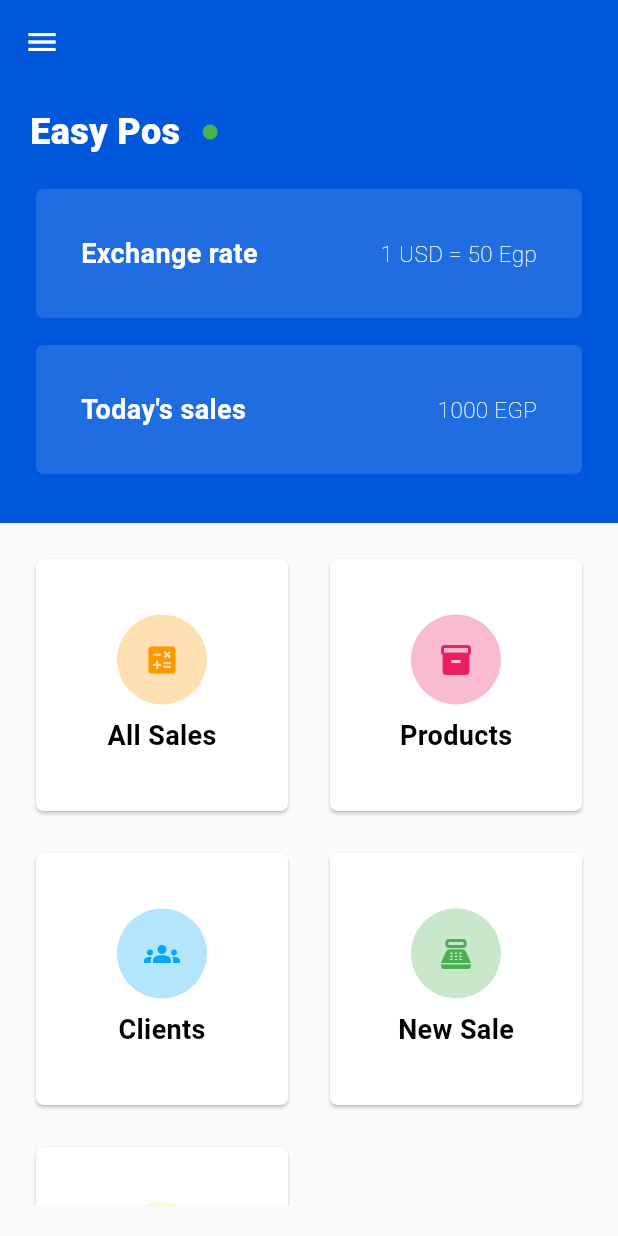
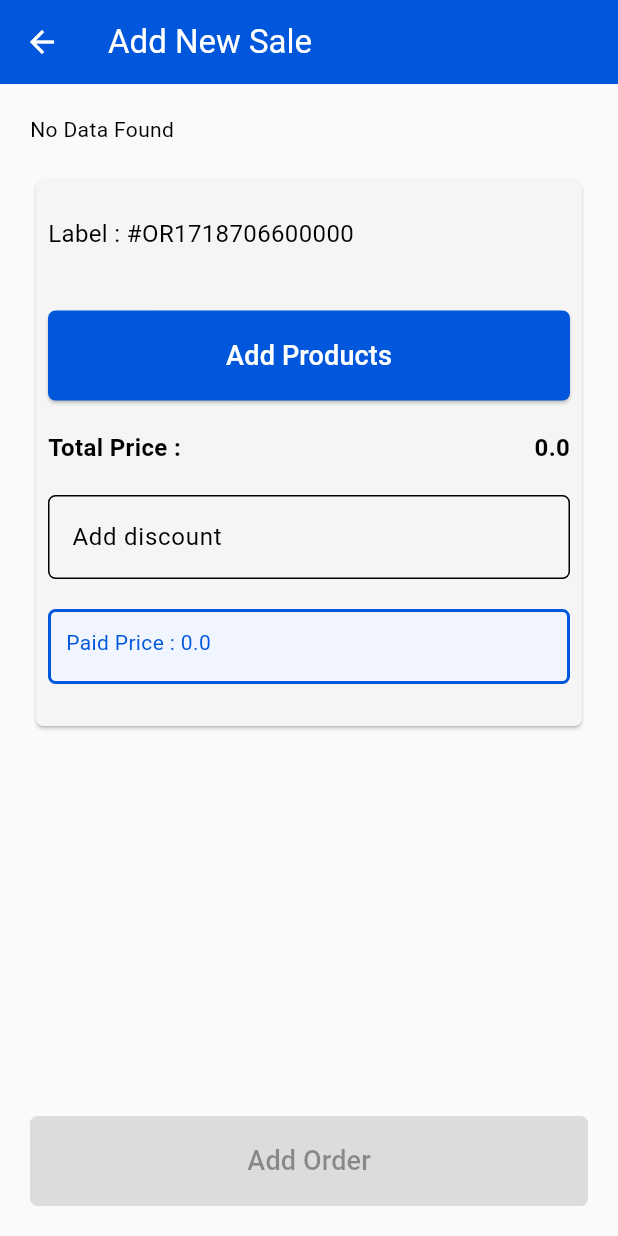
Before and after one commit to ShimaaElnaggar/easy-pos-r5, a Flutter app: the screen it shows after launch, after a tap on "New Sale", on a phone screen of 412 x 824 dp. Run offline on Flutter 3.47's test engine with Material 3 defaults, Android fonts, the light colour scheme and no system bars; our stand-ins replace data_table_2, get_it, sqflite, sqflite_common_ffi_web; accounts and stored records are empty.

Commit message:
sales ops view

```diff
--- a/lib/helpers/sql_helper.dart
+++ b/lib/helpers/sql_helper.dart
@@ -70,6 +70,7 @@ class SqlHelper {
           id INTEGER PRIMARY KEY,
           label TEXT,
           totalPrice REAL,
+          paidPrice REAL,
           discount REAL,
           clientId INTEGER NOT NULL,
           foreign key(clientId) references clients(id)
--- a/lib/models/client_data_model.dart
+++ b/lib/models/client_data_model.dart
@@ -1,14 +1,12 @@
 class ClientData{
   int ? id;
   String ? name;
-  String ?email;
   String ? phone;
   String ? address;
 
   ClientData.fromJson(Map<String ,dynamic> data){
     id = data["id"];
     name = data["name"];
-    email = data["email"];
     phone = data["phone"];
     address = data["address"];
 
@@ -18,7 +16,6 @@ class ClientData{
     return{
       "id" : id,
       "name" : name,
-      "email" : email,
       "phone" : phone,
       "address" :address,
     };
--- a/lib/models/order_model.dart
+++ b/lib/models/order_model.dart
@@ -2,6 +2,7 @@ class Order {
   int? id;
   String? label;
   double? totalPrice;
+  double? paidPrice;
   double? discount;
   int? clientId;
   String? clientName;
@@ -12,6 +13,7 @@ class Order {
     id = data["id"];
     label = data["label"];
     totalPrice = data["totalPrice"];
+    paidPrice = data["paidPrice"];
     discount = data["discount"];
     clientId = data["clientId"];
     clientName = data["clientName"];
@@ -24,6 +26,7 @@ class Order {
       "id": id,
       "label": label,
       "totalPrice": totalPrice,
+      "paidPrice": paidPrice,
       "discount": discount,
       "clientId": clientId,
     };
--- a/lib/views/home_view.dart
+++ b/lib/views/home_view.dart
@@ -2,6 +2,7 @@ import 'package:easy_pos_r5/helpers/sql_helper.dart';
 import 'package:easy_pos_r5/views/categories_view.dart';
 import 'package:easy_pos_r5/views/clients_view.dart';
 import 'package:easy_pos_r5/views/products_view.dart';
+import 'package:easy_pos_r5/views/sales_ops_view.dart';
 import 'package:easy_pos_r5/widgets/card_header_item.dart';
 import 'package:easy_pos_r5/widgets/grid_view_item.dart';
 import 'package:flutter/foundation.dart';
@@ -140,7 +141,11 @@ class _HomeViewState extends State<HomeView> {
                     iconData: Icons.point_of_sale,
                     color: Colors.green,
                     title: "New Sale",
-                    onTab: () {},
+                    onTab: () {
+                      Navigator.of(context).push(MaterialPageRoute(
+                        builder: (context) => const SalesOpsView(),
+                      ));
+                    },
                   ),
                   GridViewItem(
                     iconData: Icons.category,
--- a/lib/views/products_ops.dart
+++ b/lib/views/products_ops.dart
@@ -49,7 +49,7 @@ class _ProductsOpsState extends State<ProductsOps> {
     return Scaffold(
       backgroundColor: const Color(0xfffafafa),
       appBar: CustomAppbar(
-        title: widget.product == null ? "Add New" : "Update",
+        title: widget.product == null ? "Add New Product" : "Update Product",
       ),
       body: Padding(
         padding: const EdgeInsets.all(20.0),
--- a/lib/views/products_view.dart
+++ b/lib/views/products_view.dart
@@ -82,7 +82,7 @@ class _ProductsViewState extends State<ProductsView> {
                 var sqlHelper = GetIt.I.get<SqlHelper>();
                 var result = await sqlHelper.db!.rawQuery("""
                  SELECT * FROM categories
-                 WHERE name LIKE '%$value%' OR description LIKE '%$value%' OR description LIKE '%$value%';
+                 WHERE name LIKE '%$value%' OR description LIKE '%$value%' OR price LIKE '%$value%';
                 """);
                 print('values:$result');
               },
--- /dev/null
+++ b/lib/views/sales_ops_view.dart
@@ -0,0 +1,449 @@
+import 'package:easy_pos_r5/helpers/sql_helper.dart';
+import 'package:easy_pos_r5/models/order_item_model.dart';
+import 'package:easy_pos_r5/models/order_model.dart';
+import 'package:easy_pos_r5/models/product.dart';
+import 'package:easy_pos_r5/widgets/clients_drop_down.dart';
+import 'package:easy_pos_r5/widgets/custom_appbar.dart';
+import 'package:easy_pos_r5/widgets/custom_elevated_button.dart';
+import 'package:easy_pos_r5/widgets/custom_text_form_field.dart';
+import 'package:flutter/material.dart';
+import 'package:get_it/get_it.dart';
+
+class SalesOpsView extends StatefulWidget {
+  final Order? order;
+  const SalesOpsView({this.order, super.key});
+
+  @override
+  State<SalesOpsView> createState() => _SalesOpsViewState();
+}
+
+class _SalesOpsViewState extends State<SalesOpsView> {
+  String? orderLabel;
+  int? selectedID;
+  double paidPrice = 0.0;
+  List<Product>? products;
+  List<OrderItem> selectedOrderItem = [];
+  GlobalKey formKey = GlobalKey<FormState>();
+  TextEditingController? discountController ;
+  @override
+  void initState() {
+    initView();
+    getProducts();
+    super.initState();
+  }
+
+  void initView() {
+    orderLabel = widget.order == null
+        ? '#OR${DateTime.now().millisecondsSinceEpoch}'
+        : widget.order?.id.toString();
+    selectedID = widget.order?.clientId;
+    discountController = TextEditingController(text: '${widget.order?.discount ?? ''}' );
+
+  }
+
+  void getProducts() async {
+    try {
+      var sqlHelper = GetIt.I.get<SqlHelper>();
+      var data = await sqlHelper.db!.rawQuery("""
+      select P.* ,C.name as categoryName,C.description as categoryDesc
+      from products P
+      inner join categories C
+      where P.categoryId = C.id
+      """);
+
+      if (data.isNotEmpty) {
+        products = [];
+        for (var item in data) {
+          products!.add(Product.fromJson(item));
+        }
+      } else {
+        products = [];
+      }
+    } catch (e) {
+      print('Error In get data $e');
+      products = [];
+    }
+    setState(() {});
+  }
+
+  @override
+  Widget build(BuildContext context) {
+    return Scaffold(
+      backgroundColor: const Color(0xfffafafa),
+      appBar: CustomAppbar(
+          title: widget.order == null ? "Add New Sale " : "Update Sale"),
+      body: Padding(
+        padding: const EdgeInsets.all(20.0),
+        child: Form(
+          key: formKey,
+          child: Column(
+            crossAxisAlignment: CrossAxisAlignment.stretch,
+            children: [
+              Expanded(
+                child: ListView(
+                  children: [
+                    ClientsDropDown(
+                        selectedValue: selectedID,
+                        onChanged: (clientId) {
+                          setState(() {
+                            selectedID = clientId;
+                          });
+                        }),
+                    const SizedBox(
+                      height: 20,
+                    ),
+                    Card(
+                      color: const Color(0xfff5f5f5),
+                      shape: RoundedRectangleBorder(
+                        borderRadius: BorderRadius.circular(5),
+                      ),
+                      child: Padding(
+                        padding: const EdgeInsets.all(8.0),
+                        child: Column(
+                          crossAxisAlignment: CrossAxisAlignment.start,
+                          children: [
+                            const SizedBox(
+                              height: 16,
+                            ),
+                            Text(
+                              'Label : $orderLabel',
+                              style: const TextStyle(
+                                fontSize: 16,
+                              ),
+                            ),
+                            const SizedBox(
+                              height: 20,
+                            ),
+                            for (var orderItem in selectedOrderItem)
+                              ListTile(
+                                leading:
+                                Image.network(orderItem.product?.image ?? ''),
+                                title: Text(
+                                    '${orderItem.product?.name ?? ''}'),
+                                trailing: Container(
+                                  padding: const EdgeInsets.all(5),
+                                  height: 25,
+                                  width: 25,
+                                  decoration: BoxDecoration(
+                                    borderRadius: BorderRadius.circular(5),
+                                    color:  const Color(0xfffafafa),
+                                      border: Border.all(
+                                        color: Colors.grey,
+                                      )
+                                  ),
+                                  child: Center(
+                                    child: Text(
+                                      '${orderItem.productCount}X',
+                                      style: TextStyle(fontWeight:FontWeight.w700,color: Theme.of(context).primaryColor),),
+                                  ),
+                                ),
+                              ),
+                            const SizedBox(
+                              height: 20,
+                            ),
+                            CustomElevatedButton(
+                                onPressed: () {
+                                  onAddProduct();
+                                },
+                                title: 'Add Products',
+                            ),
+                            const SizedBox(
+                              height: 20,
+                            ),
+                            Row(
+                             mainAxisAlignment: MainAxisAlignment.spaceBetween,
+                              children: [
+                                const Text(
+                                  'Total Price : ',
+                                  style: TextStyle(
+                                    fontWeight: FontWeight.w600,
+                                    fontSize: 16,
+                                  ),
+                                ),
+                                Text(
+                                  '$calculateTotalPrice',
+                                  style: const TextStyle(
+                                    fontWeight: FontWeight.w600,
+                                    fontSize: 16,
+                                  ),
+                                ),
+                              ],
+                            ),
+                            const SizedBox(
+                              height: 20,
+                            ),
+                            CustomTextFormField(
+                              label: 'Add discount',
+                              controller: discountController,
+                              keyboardType: TextInputType.number,
+                              textInputAction: TextInputAction.done,
+                              onChanged: (value) {
+                                setState(() {
+                                  double discount = double.tryParse(value) ?? 0;
+                                  paidPrice = calculateTotalPrice - (calculateTotalPrice* discount /100);
+                                });
+                              },
+                            ),
+                            const SizedBox(
+                              height: 20,
+                            ),
+                            Container(
+                              padding: const EdgeInsets.all(10),
+                              height: 50,
+                              width: double.maxFinite,
+                              decoration: BoxDecoration(
+                                color: const Color(0xfff1f5ff),
+                                borderRadius: BorderRadius.circular(5),
+                                border: Border.all(color: Theme.of(context).primaryColor,width: 2),
+                              ),
+                                child: Text('Paid Price : $paidPrice',
+                                  style: TextStyle(color: Theme.of(context).primaryColor),),
+                            ),
+                            const SizedBox(
+                              height: 20,
+                            ),
+                          ],
+                        ),
+                      ),
+                    ),
+                ],
+                ),
+              ),
+              const SizedBox(height: 20,),
+              CustomElevatedButton(
+                  onPressed: selectedOrderItem.isEmpty
+                      ? null
+                      : () async {
+                    await onSetOrder();
+                  },
+                title: 'Add Order',
+              ),
+            ],
+          ),
+        ),
+      ),
+    );
+  }
+
+  void onAddProduct() async {
+    await showDialog(
+      context: context,
+      builder: (context) {
+        return StatefulBuilder(
+          builder: (context, dialogueSetState) {
+            return Dialog(
+              child: Padding(
+                padding: const EdgeInsets.all(14),
+                child: (products?.isEmpty ?? false)
+                    ? const Center(
+                        child: Text("No data found"),
+                      )
+                    : Column(
+                        crossAxisAlignment: CrossAxisAlignment.start,
+                        children: [
+                          const Text(
+                            'Products',
+                            style: TextStyle(
+                              fontWeight: FontWeight.w600,
+                              fontSize: 16,
+                            ),
+                          ),
+                          const SizedBox(
+                            height: 20,
+                          ),
+                          CustomTextFormField(
+                            onChanged: (value) async {
+                              var sqlHelper = GetIt.I.get<SqlHelper>();
+                              var result = await sqlHelper.db!.rawQuery("""
+                                  SELECT * FROM products
+                                  WHERE name LIKE '%$value% OR price LIKE '%$value%' ;
+                                   """);
+
+                              print('values:$result');
+                            },
+                            textInputAction: TextInputAction.done,
+                            keyboardType: TextInputType.text,
+                            prefixIcon: IconButton(
+                                onPressed: () {},
+                                icon: const Icon(
+                                  Icons.search,
+                                )),
+                            label: "Search",
+                          ),
+                          const SizedBox(
+                            height: 20,
+                          ),
+                          Expanded(
+                            child: ListView(
+                              children: [
+                                for (var product in products!)
+                                  Padding(
+                                    padding: const EdgeInsets.symmetric(
+                                        vertical: 10),
+                                    child: ListTile(
+                                      leading: Image.network(
+                                          product.image ?? 'No Image'),
+                                      title: Text(product.name ?? 'No Name'),
+                                      subtitle: getOrderItem(product.id!) ==
+                                              null
+                                          ? null
+                                          : Row(
+                                              children: [
+                                                IconButton(
+                                                    onPressed: getOrderItem(
+                                                                    product
+                                                                        .id!) !=
+                                                                null &&
+                                                            getOrderItem(product
+                                                                        .id!)
+                                                                    ?.productCount ==
+                                                                1
+                                                        ? null
+                                                        : () {
+                                                            var orderItem =
+                                                                getOrderItem(
+                                                                    product
+                                                                        .id!);
+                                                            orderItem
+                                                                    ?.productCount =
+                                                                (orderItem.productCount ??
+                                                                        0) -
+                                                                    1;
+                                                            dialogueSetState(
+                                                                () {});
+                                                          },
+                                                    icon: const Icon(
+                                                        Icons.remove)),
+                                                Text(getOrderItem(product.id!)!
+                                                    .productCount
+                                                    .toString()),
+                                                IconButton(
+                                                    onPressed: () {
+                                                      var orderItem =
+                                                          getOrderItem(
+                                                              product.id!);
+
+                                                      if ((orderItem
+                                                                  ?.productCount ??
+                                                              0) <
+                                                          (product.stock ??
+                                                              0)) {
+                                                        orderItem
+                                                                ?.productCount =
+                                                            (orderItem.productCount ??
+                                                                    0) +
+                                                                1;
+                                                      }
+
+                                                      dialogueSetState(() {});
+                                                    },
+                                                    icon:
+                                                        const Icon(Icons.add)),
+                                              ],
+                                            ),
+                                      trailing: getOrderItem(product.id!) ==
+                                              null
+                                          ? IconButton(
+                                              onPressed: () {
+                                                onAddItem(product);
+                                                dialogueSetState(() {});
+                                              },
+                                              icon: const Icon(Icons.add))
+                                          : IconButton(
+                                              onPressed: () {
+                                                onDeleteItem(product.id!);
+                                                dialogueSetState(() {});
+                                              },
+                                              icon: const Icon(Icons.delete),
+                                            ),
+                                    ),
+                                  ),
+                                CustomElevatedButton(
+                                  onPressed: () {
+                                    Navigator.pop(context);
+                                  },
+                                  title: 'Back',
+                                ),
+                              ],
+                            ),
+                          ),
+                        ],
+                      ),
+              ),
+            );
+          },
+        );
+      },
+    );
+    setState(() {});
+  }
+
+  OrderItem? getOrderItem(int productId) {
+    for (var item in selectedOrderItem) {
+      if (item.productId == productId) {
+        return item;
+      }
+    }
+    return null;
+  }
+
+  void onAddItem(Product product) {
+    selectedOrderItem.add(
+        OrderItem(productId: product.id, productCount: 1, product: product));
+  }
+
+  void onDeleteItem(int productId) {
+    for (var i = 0; i < (selectedOrderItem.length); i++) {
+      if (selectedOrderItem[i].productId == productId) {
+        selectedOrderItem.removeAt(i);
+        break;
+      }
+    }
+  }
+
+  double get calculateTotalPrice {
+    double total = 0;
+
+    for (var orderItem in selectedOrderItem) {
+      total = total +
+          ((orderItem.productCount ?? 0) * (orderItem.product?.price ?? 0));
+    }
+
+    return total;
+  }
+
+
+  Future<void> onSetOrder() async {
+    try {
+      var sqlHelper = GetIt.I.get<SqlHelper>();
+      var discount = double.tryParse(discountController?.text ?? '0') ?? 0;
+      var orderId = await sqlHelper.db!.insert('orders', {
+        'label': orderLabel,
+        'totalPrice': calculateTotalPrice,
+        'discount': discount,
+        'paidPrice':paidPrice,
+        'clientId': selectedID,
+      });
+
+      var batch = sqlHelper.db!.batch();
+      for (var orderItem in selectedOrderItem) {
+        batch.insert('orderProductItems', {
+          'orderId': orderId,
+          'productId': orderItem.productId,
+          'productCount': orderItem.productCount ?? 0,
+        });
+      }
+
+      await batch.commit();
+
+      ScaffoldMessenger.of(context).showSnackBar(const SnackBar(
+          backgroundColor: Colors.green,
+          content: Text('Order Set Successfully')));
+      Navigator.pop(context, true);
+    } catch (e) {
+      ScaffoldMessenger.of(context).showSnackBar(SnackBar(
+          backgroundColor: Colors.red,
+          content: Text('Error In Create Order : $e')));
+    }
+  }
+}
--- a/lib/widgets/clients_drop_down.dart
+++ b/lib/widgets/clients_drop_down.dart
@@ -16,6 +16,11 @@ class ClientsDropDown extends StatefulWidget {
 
 class _ClientsDropDownState extends State<ClientsDropDown> {
   List<ClientData>? clients;
+  @override
+  void initState() {
+    getClients();
+    super.initState();
+  }
   void getClients() async {
     try {
       var sqlHelper = GetIt.I.get<SqlHelper>();
@@ -52,19 +57,20 @@ class _ClientsDropDownState extends State<ClientsDropDown> {
             : Container(
                 decoration: BoxDecoration(
                   borderRadius: BorderRadius.circular(5),
-                  border: Border.all(color: Colors.black),
+                  border: Border.all(color: Colors.grey),
                 ),
-                child: Padding(
-                  padding:
-                      const EdgeInsets.symmetric(horizontal: 12, vertical: 10),
+                child: Container(
+                  padding: EdgeInsets.symmetric(horizontal: 10),
                   child: DropdownButton(
+                    iconSize: 15,
+                    icon: Icon(Icons.arrow_forward_ios_rounded),
                     isExpanded: true,
                     underline: const SizedBox(),
                     value: widget.selectedValue,
                     hint: const Text(
-                      "Select Client ",
+                      " Unnamed client ",
                       style:
-                          TextStyle(fontSize: 16, fontWeight: FontWeight.w500),
+                          TextStyle(fontSize: 16,color:  Colors.black),
                     ),
                     items: [
                       for (var client in clients!)
```
Also changed, not shown: lib/views/category_operations_view.dart (+4 -7 lines).
